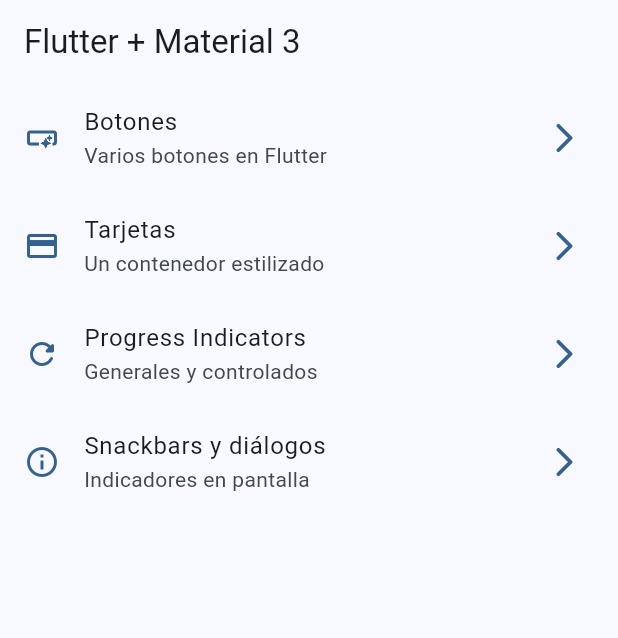
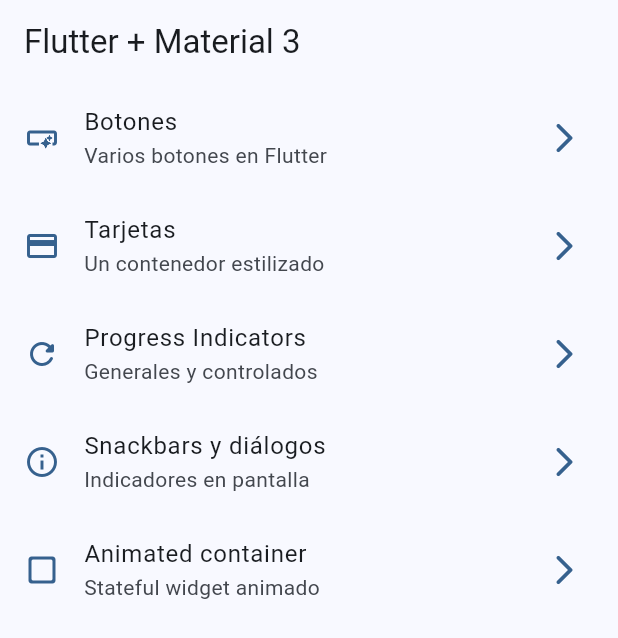
Before and after one commit to Klerith/flutter-widgets-app, a Flutter app: the screen it shows after launch, on a phone screen of 412 x 824 dp. Shown: the top 638 px of the screen. Run offline on Flutter 3.47's test engine with Material 2 defaults, Android fonts, the light colour scheme and no system bars; our stand-ins replace go_router.

Commit message:
animated container terminado

```diff
--- a/lib/config/menu/menu_items.dart
+++ b/lib/config/menu/menu_items.dart
@@ -46,5 +46,12 @@
     icon: Icons.info_outline
   ),
 
+  MenuItem(
+    title: 'Animated container',
+    subTitle: 'Stateful widget animado',
+    link: '/animated',
+    icon: Icons.check_box_outline_blank_rounded
+  ),
+
 
 ];
--- a/lib/config/router/app_router.dart
+++ b/lib/config/router/app_router.dart
@@ -35,5 +35,11 @@
       name: SnackbarScreen.name,
       builder: (context, state) => const SnackbarScreen(),
     ),
+
+    GoRoute(
+      path: '/animated',
+      name: AnimatedScreen.name,
+      builder: (context, state) => const AnimatedScreen(),
+    ),
   ],
 );
```
Also changed, not shown: lib/presentation/screens/animated/animated_screen.dart (+56 -2 lines).
